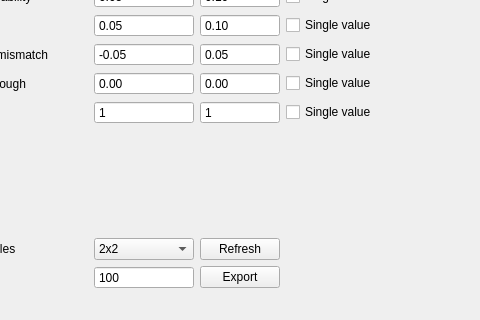
Qt form src/main/python/ui/SimulatorWindow.ui (hatzakislab/DeepFRET-GUI) before a commit; both pictures show x 451 to 931 and y 280 to 600 of the 1200 by 600 pixel window.
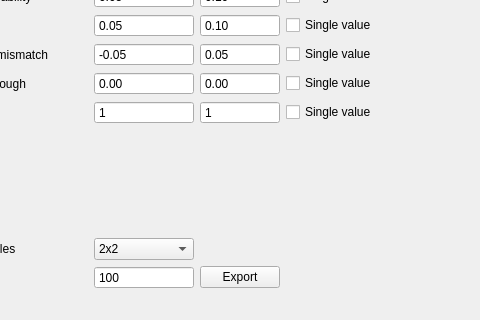
The same form after that commit.

Commit message: Updated and fixed bugs in simulator (but breaks TraceWindow for now) - Several UI enhancements and fixes

```diff
--- a/src/main/python/ui/SimulatorWindow.ui
+++ b/src/main/python/ui/SimulatorWindow.ui
@@ -1010,19 +1010,6 @@
         </property>
        </widget>
       </item>
-      <item row="15" column="2">
-       <widget class="QPushButton" name="pushButtonRefresh">
-        <property name="maximumSize">
-         <size>
-          <width>100</width>
-          <height>16777215</height>
-         </size>
-        </property>
-        <property name="text">
-         <string>Refresh</string>
-        </property>
-       </widget>
-      </item>
       <item row="7" column="3">
        <widget class="QCheckBox" name="checkBoxALifetime">
         <property name="maximumSize">
```
Left out of the diff: 7 changed lines with no effect on the pictures. The commit also changes 22 other files.
